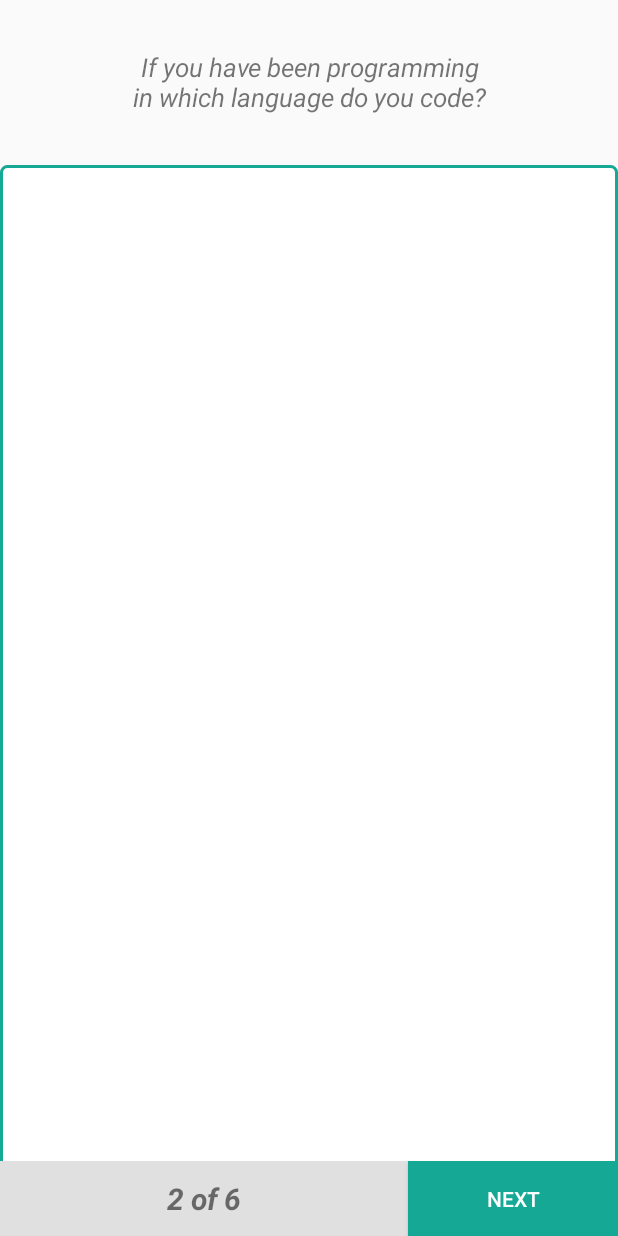
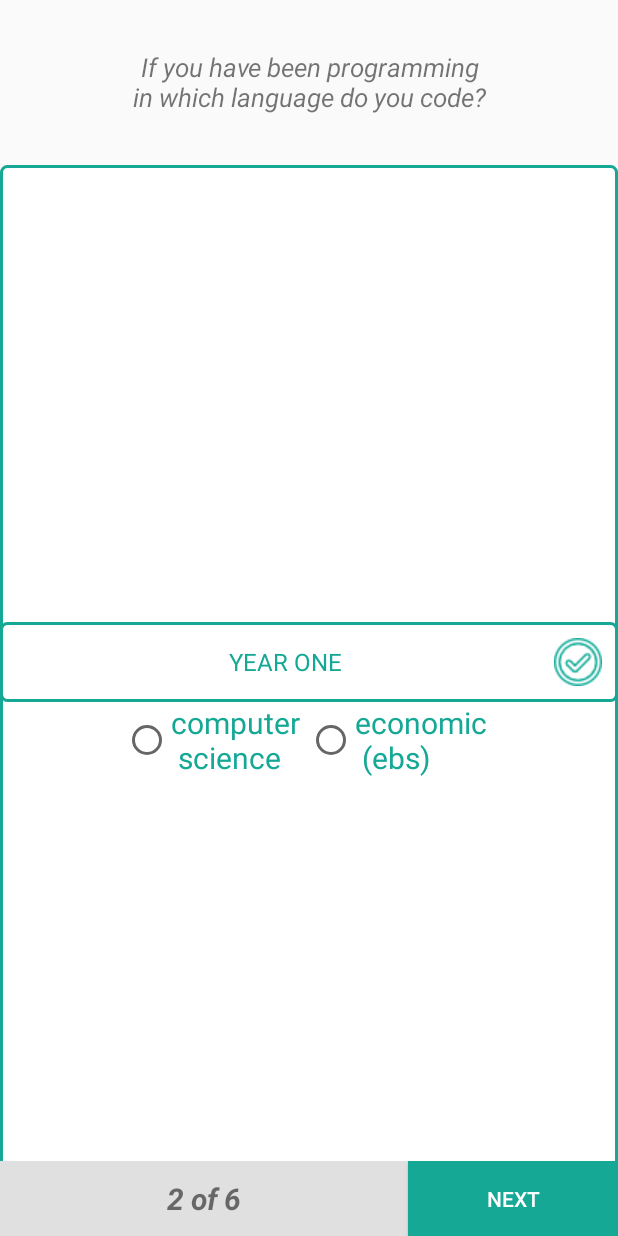
Before and after one commit to kulafine/UHackathon, an Android app: the screen it shows after launch (MainActivity), after a tap on "NEXT", on a phone screen of 412 x 824 dp. Run offline under Robolectric (Android 15) with nearby library versions, the phone set to English and light mode, and no system bars.

Commit message:
questions

```diff
--- a/app/src/main/java/com/example/prinh/uhackathon/Question_three.java
+++ b/app/src/main/java/com/example/prinh/uhackathon/Question_three.java
@@ -1,23 +1,101 @@
 package com.example.prinh.uhackathon;
 
+import android.content.Context;
+import android.graphics.Color;
 import android.os.Bundle;
 import android.support.v4.app.Fragment;
+import android.view.Gravity;
 import android.view.LayoutInflater;
 import android.view.View;
 import android.view.ViewGroup;
+import android.widget.AdapterView;
+import android.widget.BaseAdapter;
+import android.widget.Spinner;
+import android.widget.SpinnerAdapter;
+import android.widget.TextView;
+
+import java.util.ArrayList;
 
 /**
  * Created by DAVID on 3/27/2017.
  */
 
 public class Question_three extends Fragment {
+    Spinner spinner;
+    ArrayList<String> languages = new ArrayList<String>();
     public Question_three() {
     }
 
     @Override
     public View onCreateView(LayoutInflater inflater, ViewGroup container, Bundle savedInstance) {
         View view = inflater.inflate(R.layout.question_three, container, false);
+      spinner = (Spinner) view.findViewById(R.id.spinnerCustom);
+        languages.add("YEAR ONE");
+        languages.add("YEAR TWO");
+        languages.add("YEAR THREE");
+  CustomSpinnerAdapter customSpinnerAdapter = new CustomSpinnerAdapter(getContext(), languages);
+        spinner.setAdapter(customSpinnerAdapter);
+        spinner.setOnItemSelectedListener(new AdapterView.OnItemSelectedListener() {
+            @Override
+            public void onItemSelected(AdapterView<?> parent, View view, int position, long id) {
 
-        return  view;
+                String item = parent.getItemAtPosition(position).toString();
+
+            }
+
+            @Override
+            public void onNothingSelected(AdapterView<?> parent) {
+
+            }
+        });
+
+        return view;
+    }
+
+    public class CustomSpinnerAdapter extends BaseAdapter implements SpinnerAdapter {
+
+        private final Context activity;
+        private ArrayList<String> asr;
+
+        public CustomSpinnerAdapter(Context context, ArrayList<String> asr) {
+            this.asr = asr;
+            activity = context;
+        }
+
+
+        public int getCount() {
+            return asr.size();
+        }
+
+        public Object getItem(int i) {
+            return asr.get(i);
+        }
+
+        public long getItemId(int i) {
+            return (long) i;
+        }
+
+        @Override
+        public View getDropDownView(int position, View convertView, ViewGroup parent) {
+            TextView txt = new TextView(getContext());
+            txt.setPadding(16, 16, 16, 16);
+            txt.setTextSize(18);
+            txt.setGravity(Gravity.CENTER_VERTICAL);
+            txt.setText(asr.get(position));
+            txt.setTextColor(Color.parseColor("#14a895"));
+            return  txt;
+        }
+
+        public View getView(int i, View view, ViewGroup viewgroup) {
+            TextView txt = new TextView(getContext());
+            txt.setGravity(Gravity.CENTER);
+            txt.setPadding(16, 16, 16, 16);
+            txt.setTextSize(16);
+            txt.setCompoundDrawablesWithIntrinsicBounds(0, 0, R.drawable.down, 0);
+            txt.setText(asr.get(i));
+            txt.setTextColor(Color.parseColor("#14a895"));
+            return  txt;
+        }
+
     }
 }
--- a/app/src/main/java/com/example/prinh/uhackathon/question_one.java
+++ b/app/src/main/java/com/example/prinh/uhackathon/question_one.java
@@ -22,8 +22,7 @@ import java.util.ArrayList;
  */
 
 public class question_one extends Fragment {
-    Spinner spinner;
-    ArrayList<String> languages = new ArrayList<String>();
+
 
     public question_one() {
     }
@@ -31,73 +30,9 @@ public class question_one extends Fragment {
     @Override
     public View onCreateView(LayoutInflater inflater, ViewGroup container, Bundle savedInstance) {
         View view = inflater.inflate(R.layout.question_one, container, false);
-//        spinner = (Spinner) view.findViewById(R.id.spinnerCustom);
-        languages.add("YEAR ONE");
-        languages.add("YEAR TWO");
-        languages.add("YEAR THREE");
-        CustomSpinnerAdapter customSpinnerAdapter = new CustomSpinnerAdapter(getContext(), languages);
-        spinner.setAdapter(customSpinnerAdapter);
-        spinner.setOnItemSelectedListener(new OnItemSelectedListener() {
-            @Override
-            public void onItemSelected(AdapterView<?> parent, View view, int position, long id) {
-
-                String item = parent.getItemAtPosition(position).toString();
-
-            }
-
-            @Override
-            public void onNothingSelected(AdapterView<?> parent) {
-
-            }
-        });
 
         return view;
     }
 
-    public class CustomSpinnerAdapter extends BaseAdapter implements SpinnerAdapter {
 
-        private final Context activity;
-        private ArrayList<String> asr;
-
-        public CustomSpinnerAdapter(Context context, ArrayList<String> asr) {
-            this.asr = asr;
-            activity = context;
-        }
-
-
-        public int getCount() {
-            return asr.size();
-        }
-
-        public Object getItem(int i) {
-            return asr.get(i);
-        }
-
-        public long getItemId(int i) {
-            return (long) i;
-        }
-
-        @Override
-        public View getDropDownView(int position, View convertView, ViewGroup parent) {
-            TextView txt = new TextView(getContext());
-            txt.setPadding(16, 16, 16, 16);
-            txt.setTextSize(18);
-            txt.setGravity(Gravity.CENTER_VERTICAL);
-            txt.setText(asr.get(position));
-            txt.setTextColor(Color.parseColor("#14a895"));
-            return  txt;
-        }
-
-        public View getView(int i, View view, ViewGroup viewgroup) {
-            TextView txt = new TextView(getContext());
-            txt.setGravity(Gravity.CENTER);
-            txt.setPadding(16, 16, 16, 16);
-            txt.setTextSize(16);
-            txt.setCompoundDrawablesWithIntrinsicBounds(0, 0, R.drawable.down, 0);
-            txt.setText(asr.get(i));
-            txt.setTextColor(Color.parseColor("#14a895"));
-            return  txt;
-        }
-
-    }
 }
--- a/app/src/main/res/layout/question_three.xml
+++ b/app/src/main/res/layout/question_three.xml
@@ -27,6 +27,35 @@
         android:gravity="center">
 
 
+        <Spinner
+            android:layout_width="match_parent"
+            android:layout_height="wrap_content"
+            android:spinnerMode="dropdown"
+            android:id="@+id/spinnerCustom"
+            android:background="@drawable/custom_spinner_background">
+
+        </Spinner>
+        <RadioGroup
+            android:layout_width="wrap_content"
+            android:layout_height="wrap_content"
+            android:orientation="horizontal">
+            <RadioButton
+                android:layout_width="wrap_content"
+                android:layout_height="wrap_content"
+                android:textColor="#14a895"
+                android:textSize="20dp"
+                android:text="computer \n science"/>
+            <RadioButton
+                android:layout_width="wrap_content"
+                android:layout_height="wrap_content"
+                android:textColor="#14a895"
+                android:textSize="20dp"
+                android:text="economic \n (ebs)"/>
+
+
+        </RadioGroup>
+
+
 
     </LinearLayout>
 
```
